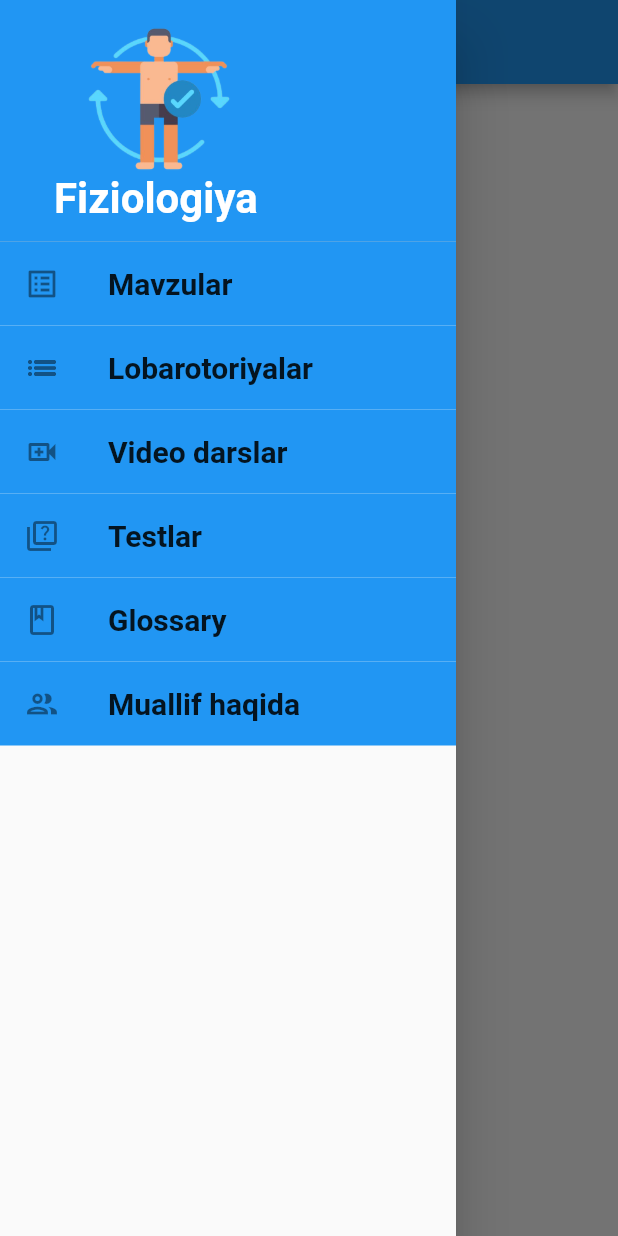
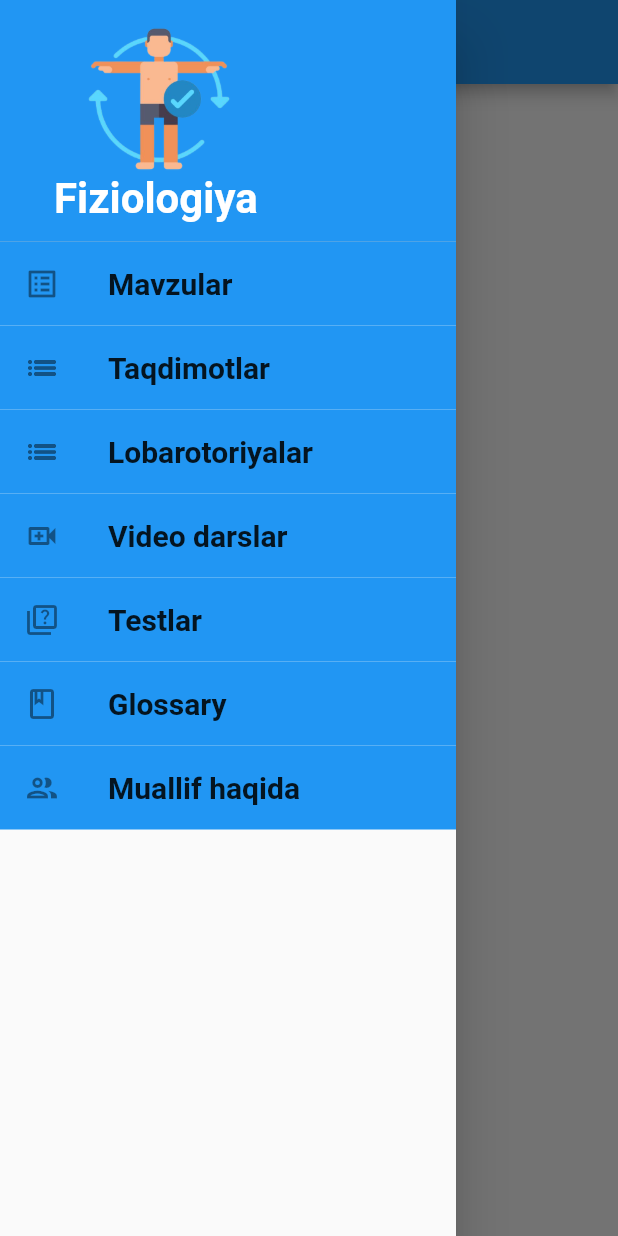
Before and after one commit to j4m0ld1n/physiology_app, a Flutter app: the screen it shows after launch, with the side drawer open, on a phone screen of 412 x 824 dp. Run offline on Flutter 3.47's test engine with Material 2 defaults, Android fonts, the phone set to English and light mode, and no system bars; our stand-ins replace webview_flutter; missing offline and left inert: text_to_speech.

Commit message:
000webhostga yuklandi taqdimotlar bolimi yaratildi

```diff
--- a/lib/home_page.dart
+++ b/lib/home_page.dart
@@ -27,35 +27,73 @@ class _HomePageState extends State<HomePage> {
         page = ListView.builder(
             itemCount: list_mavzu.length,
             itemBuilder: (BuildContext context, int index) {
-              return myCard(index, list_mavzu, context);
+              return myCard2(index, list_mavzu, context);
             });
         break;
       case 1: //labs
         page = ListView.builder(
             itemCount: list_labs.length,
             itemBuilder: (BuildContext context, int index) {
-              return myCard(index, list_labs, context);
+              return myCard2(index, list_labs, context);
             });
         break;
       case 2: //video dars
         page = ListView.builder(
             itemCount: list_video.length,
             itemBuilder: (BuildContext context, int index) {
-              return myCard(index, list_video, context);
+              return myCard2(index, list_video, context);
             });
         break;
-      case 3:
+      case 4: //video dars
+        page = ListView.builder(
+            itemCount: list_slayd.length,
+            itemBuilder: (BuildContext context, int index) {
+              return myCard2(index, list_slayd, context);
+            });
+        break;
+      case 3: // Testlar
         page = ListView.builder(
             itemCount: test_title.length,
             itemBuilder: (BuildContext context, int index) {
               return testTitleCard(index, context);
             });
+
         // TextButton(
         //     onPressed: () {
         //       Navigator.pushNamed(context, '/test', arguments: {'id': 3});
         //     },
         //     child: Text('Test'));
         break;
+      case 5:
+        page = Container(
+          width: double.infinity,
+          padding: EdgeInsets.all(20.0),
+          child: Column(
+            mainAxisSize: MainAxisSize.min,
+            children: [
+              Text(
+                'Muallif haqida',
+                textAlign: TextAlign.center,
+                style: TextStyle(fontSize: 32, fontWeight: FontWeight.bold),
+              ),
+              SizedBox(
+                height: 20.0,
+              ),
+              Text(
+                'Muallif: Jo\’rayeva Xushruya Yahyoxon qizi,',
+                textAlign: TextAlign.justify,
+                style: TextStyle(fontSize: 24, fontWeight: FontWeight.bold),
+              ),
+              Text(
+                'Farg\`ona davlat universiteti o\`qituvchisi',
+                textAlign: TextAlign.justify,
+                style: TextStyle(fontSize: 24, fontWeight: FontWeight.bold),
+              ),
+            ],
+          ),
+        );
+        break;
+
       default:
         page = Text('Error 404. Ma`lumot topilmadi');
         break;
@@ -113,6 +151,19 @@ class _HomePageState extends State<HomePage> {
             onTap: () {
               setState(() {
                 page_index = 0;
+              });
+              Navigator.pop(context);
+            },
+          ),
+          ListTile(
+            tileColor: Theme.of(context).primaryColor,
+            leading: Icon(Icons.list_outlined),
+            title: Text('Taqdimotlar',
+                style:
+                    const TextStyle(fontSize: 20, fontWeight: FontWeight.bold)),
+            onTap: () {
+              setState(() {
+                page_index = 4;
               });
               Navigator.pop(context);
             },
--- a/lib/main.dart
+++ b/lib/main.dart
@@ -2,6 +2,7 @@ import 'package:flutter/material.dart';
 import 'package:uz_fdu_psyology_app/home_page2.dart';
 import 'package:uz_fdu_psyology_app/test/test_page.dart';
 import 'package:uz_fdu_psyology_app/web_page.dart';
+import 'package:uz_fdu_psyology_app/web_page2.dart';
 import 'package:uz_fdu_psyology_app/word_page.dart';
 
 import 'home_page.dart';
@@ -37,6 +38,7 @@ class MyApp extends StatelessWidget {
         '/': ((context) => HomePage()),
         '/test': ((context) => TestPage()),
         '/web': ((context) => WebPage()),
+        '/web2': ((context) => WebPage2()),
         '/dictionary': ((context) => HomePage2()),
         '/word': ((context) => WordPage()),
       },
```
Also changed, not shown: lib/web_page2.dart (added, +61 -0 lines), lib/widget_libs.dart (+58 -3 lines), assets/data/miyya.png (added), assets/data/ovqat_hazm.png (added), assets/data/qon_aylanish.jpeg (added), 3 other files.
